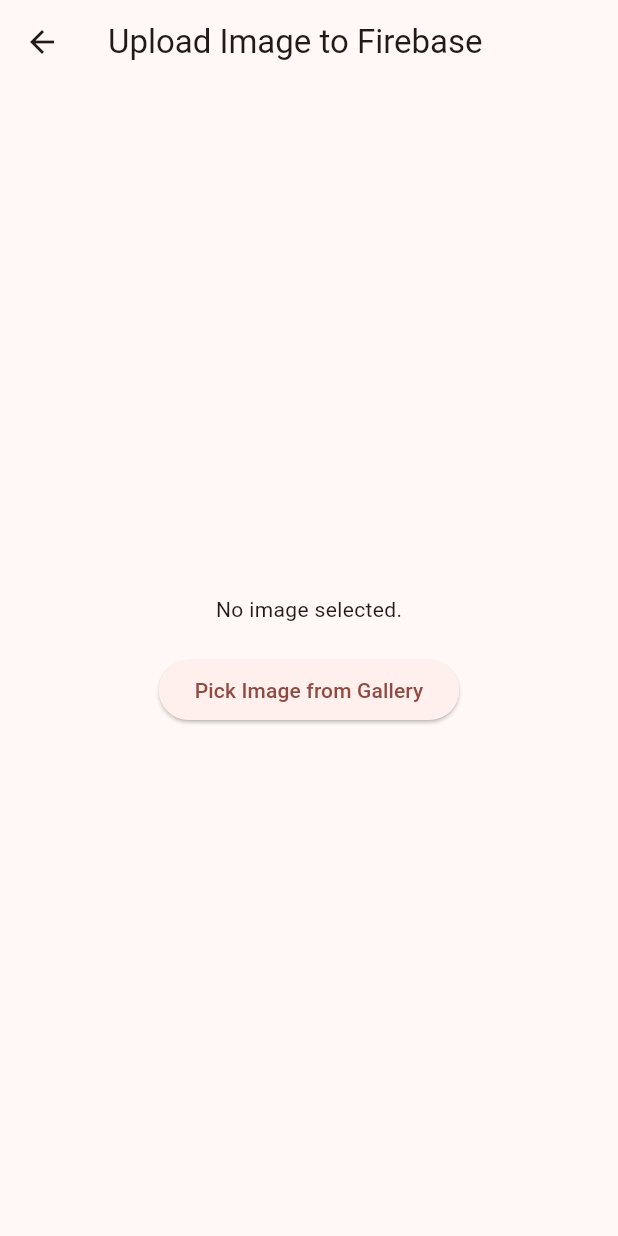
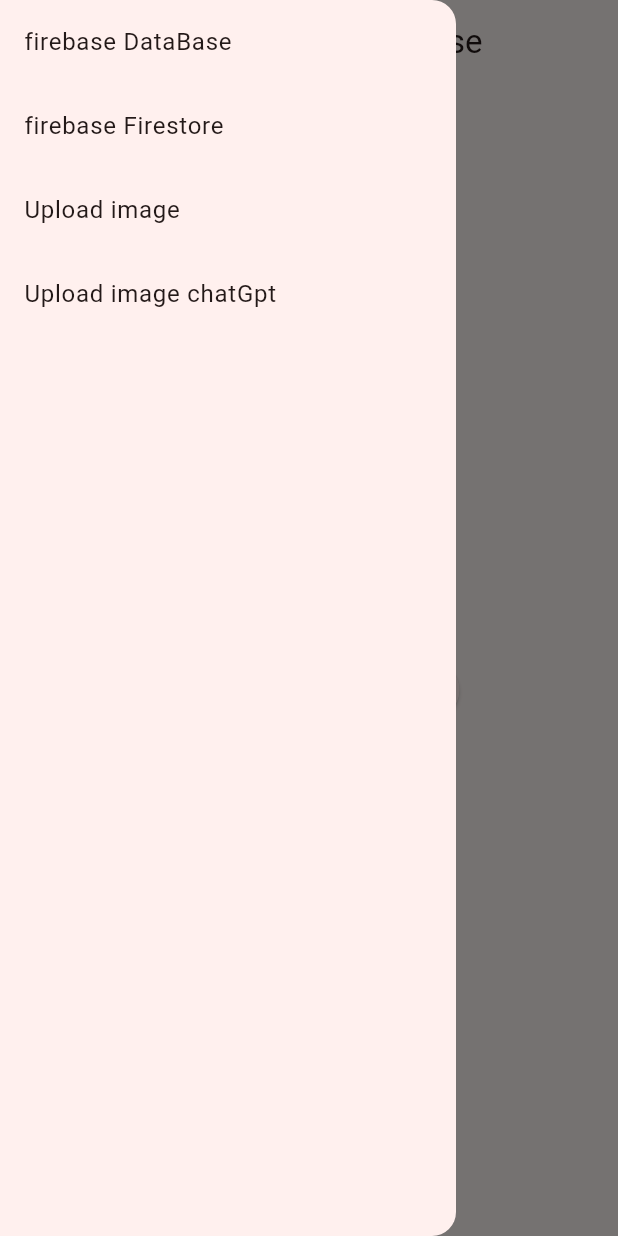
Before and after one commit to Sachinpandit2809/firebase_tutorials__taj, a Flutter app: the NewUploadImage screen opened directly, with the side drawer open (before the commit the screen has no drawer), on a phone screen of 412 x 824 dp. Run offline on Flutter 3.47's test engine with Material 3 defaults, Android fonts, the phone set to English and light mode, and no system bars; our stand-ins replace cloud_firestore, firebase_auth, firebase_core, firebase_database, firebase_storage, fluttertoast and 2 more; missing offline and left inert: dart:ffi; accounts and stored records are empty.

Commit message:
photo uploaded

```diff
--- a/lib/firebase_services/splash_services.dart
+++ b/lib/firebase_services/splash_services.dart
@@ -17,7 +17,7 @@ class SplashServices {
       Timer(
           const Duration(seconds: 3),
           () => Navigator.push(
-              context, MaterialPageRoute(builder: (context) => UploadImage())));
+              context, MaterialPageRoute(builder: (context) => PostScreen())));
 
       // MaterialPageRoute(builder: (context) => const PostScreen())));
     } else {
--- a/lib/screens/firestore/add_firestore_data.dart
+++ b/lib/screens/firestore/add_firestore_data.dart
@@ -2,6 +2,7 @@ import 'package:flutter/material.dart';
 import 'package:cloud_firestore/cloud_firestore.dart';
 import 'package:helloworld/screens/firestore/firestore_screen.dart';
 import 'package:helloworld/utils/utils.dart';
+import 'package:helloworld/widgets/my_drawer.dart';
 import "package:helloworld/widgets/round_button.dart";
 
 class AddFirestoreData extends StatefulWidget {
@@ -19,6 +20,7 @@ class _AddFirestoreDataState extends State<AddFirestoreData> {
   @override
   Widget build(BuildContext context) {
     return Scaffold(
+      drawer: MyDrawer(),
       appBar: AppBar(
         backgroundColor: Colors.purple,
         title: const Text("AddDireStoreDAta"),
--- a/lib/screens/firestore/firestore_screen.dart
+++ b/lib/screens/firestore/firestore_screen.dart
@@ -7,6 +7,7 @@ import 'package:flutter/services.dart';
 import 'package:helloworld/screens/firestore/add_firestore_data.dart';
 import 'package:helloworld/screens/post/add_post_screen.dart';
 import 'package:helloworld/utils/utils.dart';
+import 'package:helloworld/widgets/my_drawer.dart';
 import '../auth/login_screen.dart';
 
 class FirestoreScreen extends StatefulWidget {
@@ -34,6 +35,7 @@ class _FirestoreScreenState extends State<FirestoreScreen> {
         return true;
       },
       child: Scaffold(
+        drawer: MyDrawer(),
         appBar: AppBar(
           backgroundColor: Colors.purple,
           title: const Text(" FireStoreScreen "),
--- a/lib/screens/post/add_post_screen.dart
+++ b/lib/screens/post/add_post_screen.dart
@@ -3,6 +3,7 @@ import "package:firebase_database/firebase_database.dart";
 import "package:flutter/material.dart";
 import "package:helloworld/screens/post/post_screen.dart";
 import "package:helloworld/utils/utils.dart";
+import "package:helloworld/widgets/my_drawer.dart";
 import "package:helloworld/widgets/round_button.dart";
 
 class AddPostScreen extends StatefulWidget {
@@ -19,6 +20,7 @@ class _AddPostScreenState extends State<AddPostScreen> {
   @override
   Widget build(BuildContext context) {
     return Scaffold(
+      drawer: MyDrawer(),
       appBar: AppBar(
         backgroundColor: Colors.purple,
         title: const Text("Add post"),
--- a/lib/screens/upload_image/new_upload_image.dart
+++ b/lib/screens/upload_image/new_upload_image.dart
@@ -6,6 +6,7 @@ import 'package:firebase_database/firebase_database.dart';
 import 'package:firebase_storage/firebase_storage.dart';
 import 'package:flutter/material.dart';
 import 'package:helloworld/utils/utils.dart';
+import 'package:helloworld/widgets/my_drawer.dart';
 import 'package:helloworld/widgets/round_button.dart';
 import 'package:image_picker/image_picker.dart';
 
@@ -105,6 +106,7 @@ class _NewUploadImageState extends State<NewUploadImage> {
   @override
   Widget build(BuildContext context) {
     return Scaffold(
+      drawer: MyDrawer(),
       appBar: AppBar(
         title: Text('Upload Image to Firebase'),
       ),
--- a/lib/screens/upload_image/upload_image.dart
+++ b/lib/screens/upload_image/upload_image.dart
@@ -4,7 +4,11 @@ import 'package:firebase_database/firebase_database.dart';
 import 'package:firebase_storage/firebase_storage.dart' as firebase_storage;
 import 'package:firebase_storage/firebase_storage.dart';
 import 'package:flutter/material.dart';
+import 'package:helloworld/screens/firestore/firestore_screen.dart';
+import 'package:helloworld/screens/post/post_screen.dart';
+import 'package:helloworld/screens/upload_image/new_upload_image.dart';
 import 'package:helloworld/utils/utils.dart';
+import 'package:helloworld/widgets/my_drawer.dart';
 import 'package:helloworld/widgets/round_button.dart';
 import 'package:image_picker/image_picker.dart';
 
@@ -41,6 +45,7 @@ class _UploadImageState extends State<UploadImage> {
   @override
   Widget build(BuildContext context) {
     return Scaffold(
+      drawer: MyDrawer(),
       appBar: AppBar(
         backgroundColor: Colors.amber,
         title: Text("Upload Image "),
--- /dev/null
+++ b/lib/widgets/my_drawer.dart
@@ -0,0 +1,53 @@
+import 'package:flutter/material.dart';
+import 'package:helloworld/screens/firestore/firestore_screen.dart';
+import 'package:helloworld/screens/post/post_screen.dart';
+import 'package:helloworld/screens/upload_image/new_upload_image.dart';
+import 'package:helloworld/screens/upload_image/upload_image.dart';
+
+class MyDrawer extends StatefulWidget {
+  const MyDrawer({super.key});
+
+  @override
+  State<MyDrawer> createState() => _MyDrawerState();
+}
+
+class _MyDrawerState extends State<MyDrawer> {
+  @override
+  Widget build(BuildContext context) {
+    return Drawer(
+      // backgroundColor: Colors.green,
+      child: ListView(
+        children: [
+          ListTile(
+            title: Text("firebase DataBase"),
+            onTap: () {
+              Navigator.push(context,
+                  MaterialPageRoute(builder: (context) => PostScreen()));
+            },
+          ),
+          ListTile(
+            title: Text("firebase Firestore"),
+            onTap: () {
+              Navigator.push(context,
+                  MaterialPageRoute(builder: (context) => FirestoreScreen()));
+            },
+          ),
+          ListTile(
+            title: Text("Upload image"),
+            onTap: () {
+              Navigator.push(context,
+                  MaterialPageRoute(builder: (context) => UploadImage()));
+            },
+          ),
+          ListTile(
+            title: Text("Upload image chatGpt"),
+            onTap: () {
+              Navigator.push(context,
+                  MaterialPageRoute(builder: (context) => NewUploadImage()));
+            },
+          ),
+        ],
+      ),
+    );
+  }
+}
```
Also changed, not shown: lib/screens/post/post_screen.dart (+38 -1 lines).
